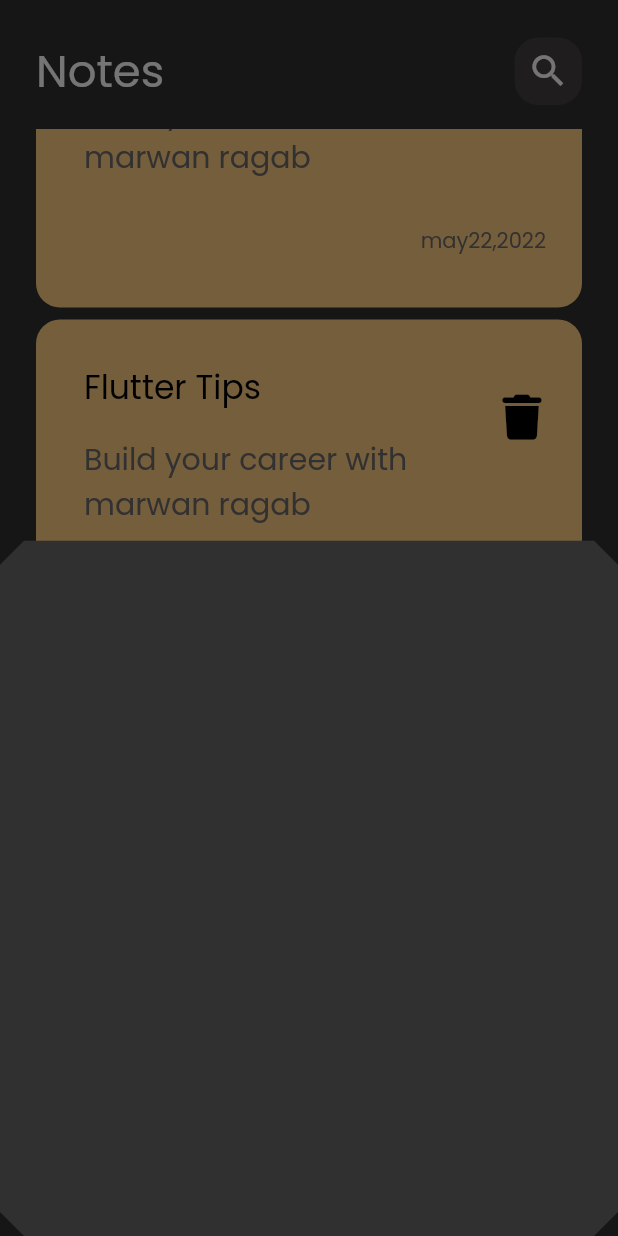
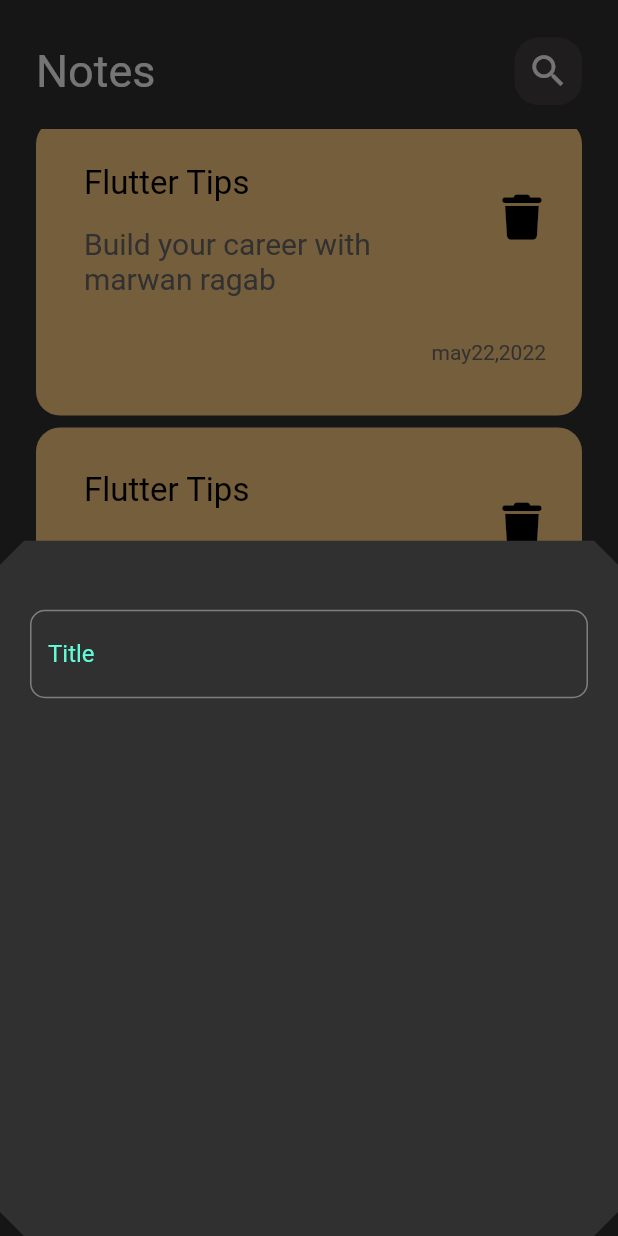
Before and after one commit to MarwanZeros111/notes_app, a Flutter app: the screen it shows after launch, scrolled down 2880 dp, after a tap on the "add" icon, on a phone screen of 412 x 824 dp. Run offline on Flutter 3.47's test engine with Material 2 defaults, Android fonts, the phone set to English and light mode, and no system bars; our stand-ins replace font_awesome_flutter.

Commit message:
create custome text field

```diff
--- a/app_note/lib/Views/widget/add_note_bottom_cheet.dart
+++ b/app_note/lib/Views/widget/add_note_bottom_cheet.dart
@@ -1,3 +1,4 @@
+import 'package:app_note/Views/widget/custom_text_field.dart';
 import 'package:flutter/material.dart';
 
 class bottomsheet extends StatelessWidget {
@@ -5,6 +6,16 @@ class bottomsheet extends StatelessWidget {
 
   @override
   Widget build(BuildContext context) {
-    return Container();
+    return Padding(
+      padding: const EdgeInsets.symmetric(vertical: 10, horizontal: 20),
+      child: Column(
+        children: [
+          SizedBox(
+            height: 36,
+          ),
+          customtext()
+        ],
+      ),
+    );
   }
 }
--- /dev/null
+++ b/app_note/lib/Views/widget/custom_text_field.dart
@@ -0,0 +1,19 @@
+import 'package:flutter/material.dart';
+
+class customtext extends StatelessWidget {
+  const customtext({this.hint, this.maxlen, super.key});
+
+  @override
+  final String hint;
+  final int maxlen;
+  Widget build(BuildContext context) {
+    return TextField(
+      decoration: InputDecoration(
+          hintText: 'Title',
+          hintStyle: TextStyle(color: Color(0xff62FCD7)),
+          border: OutlineInputBorder(
+              borderRadius: BorderRadius.circular(10),
+              borderSide: BorderSide(color: Colors.white))),
+    );
+  }
+}
--- a/app_note/lib/main.dart
+++ b/app_note/lib/main.dart
@@ -12,7 +12,7 @@ class notesApp extends StatelessWidget {
   Widget build(BuildContext context) {
     return MaterialApp(
       debugShowCheckedModeBanner: false,
-      theme: ThemeData(brightness: Brightness.dark, fontFamily: 'Poppins'),
+      theme: ThemeData(brightness: Brightness.dark),
       home: noteView(),
     );
   }
```
Also changed, not shown: app_note/pubspec.yaml (+4 -4 lines).
